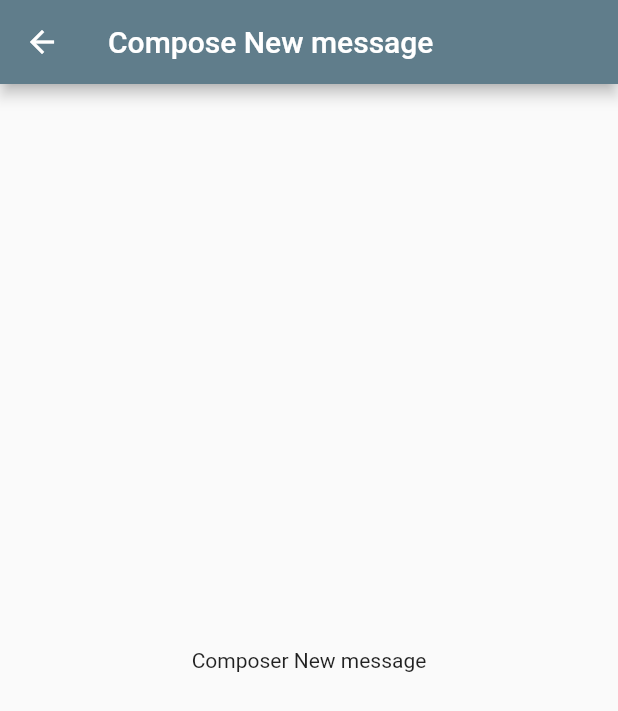
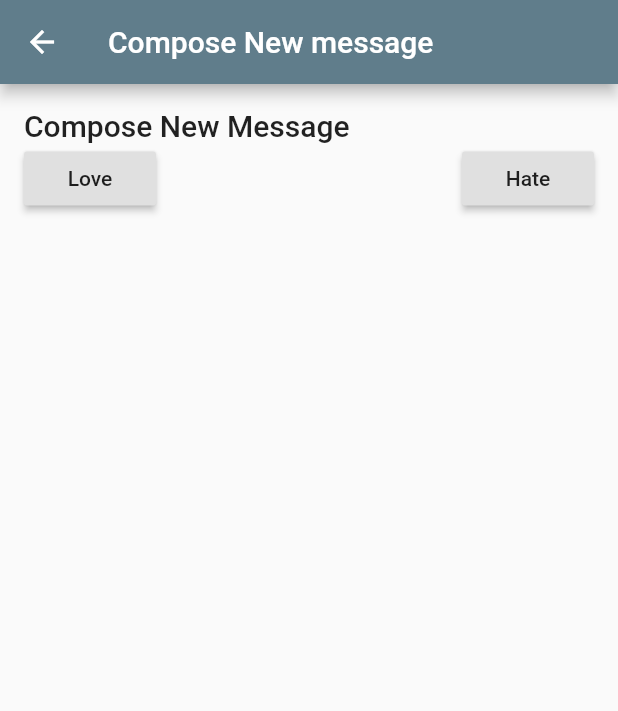
Before and after one commit to dumitriucristian/flutter, a Flutter app: the screen it shows after launch, after a tap on the "add" icon, on a phone screen of 412 x 824 dp. Shown: the top 711 px of the screen. Run offline on Flutter 3.47's test engine with Material 2 defaults, Android fonts, the phone set to English and light mode, and no system bars; network calls fail.

Commit message:
create snackbar and buttons

```diff
--- /dev/null
+++ b/lib/ComposeButton.dart
@@ -0,0 +1,24 @@
+import 'package:flutter/material.dart';
+import 'package:myapp/MessageCompose.dart';
+
+class ComposeButton extends StatelessWidget {
+  @override
+  Widget build(BuildContext context) {
+    return FloatingActionButton(
+      child: Icon(Icons.add),
+      onPressed: () async {
+         String intention = await Navigator.push(
+             context,
+             MaterialPageRoute(
+                builder: (BuildContext) => MessageCompose())
+         );
+         Scaffold.of(context).showSnackBar(
+           SnackBar(
+             content: Text("Your message has been sent with $intention"),
+             backgroundColor: Colors.green,
+           ),
+         );
+      },
+    );
+  }
+}
--- a/lib/MessageCompose.dart
+++ b/lib/MessageCompose.dart
@@ -7,8 +7,33 @@ class MessageCompose extends StatelessWidget {
       appBar: AppBar(
           title: Text("Compose New message"),
       ),
-      body: Center(
-        child: Text("Composer New message"),
+      body: Container(
+        padding: EdgeInsets.all(16),
+        child: Column(
+          crossAxisAlignment: CrossAxisAlignment.start,
+          children: <Widget>[
+            Text("Compose New Message",
+              style: Theme.of(context).textTheme.title),
+            Row(
+              mainAxisAlignment: MainAxisAlignment.spaceBetween,
+              children: <Widget>[
+                RaisedButton(
+                    child: Text("Love"),
+                    onPressed: () {
+                      Navigator.pop(context, "Love");
+                    }
+                ),
+                RaisedButton(
+                    child: Text("Hate"),
+                    onPressed: () {
+                      Navigator.pop(context, "Hate");
+                    }
+                )
+              ],
+            )
+          ],
+        ),
+
       ),
     );
   }
--- a/lib/MessageDetail.dart
+++ b/lib/MessageDetail.dart
@@ -12,6 +12,7 @@ class MessageDetail extends StatelessWidget {
   Widget build(BuildContext context) {
     return  Scaffold(
       appBar: AppBar(title: Text(this.subject)),
-      body: Center(child: Text(this.body)));
+      body: Container( padding: EdgeInsets.all(16),
+            child: Text(this.body)));
   }
 }
--- a/lib/MessageList.dart
+++ b/lib/MessageList.dart
@@ -1,10 +1,10 @@
  import 'dart:convert';
+import 'package:myapp/ComposeButton.dart';
 import 'package:myapp/Message.dart';
 import 'package:flutter/material.dart';
-import 'package:flutter/services.dart';
 import 'package:http/http.dart' as http;
 import 'package:myapp/MessageDetail.dart';
-import 'package:myapp/MessageCompose.dart';
+
 class MessageList extends StatefulWidget {
   final String title;
   MessageList({ this.title });
@@ -65,14 +65,7 @@ class _MessageListState extends State<MessageList> {
             );
           },
         ),
-      floatingActionButton: FloatingActionButton(
-        child: Icon(Icons.add),
-        onPressed: (){
-          Navigator.push(context, MaterialPageRoute(
-              builder: (BuildContext) => MessageCompose()));
-        },
-      )
-
+      floatingActionButton: ComposeButton(),
     );
   }
 }
```
